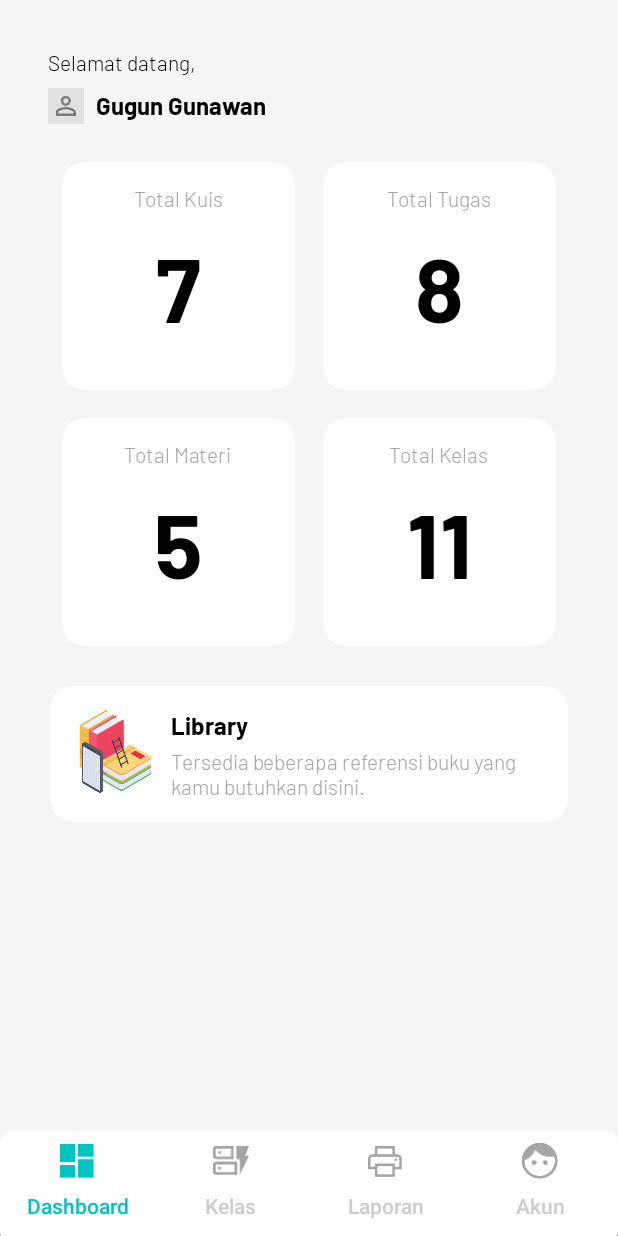
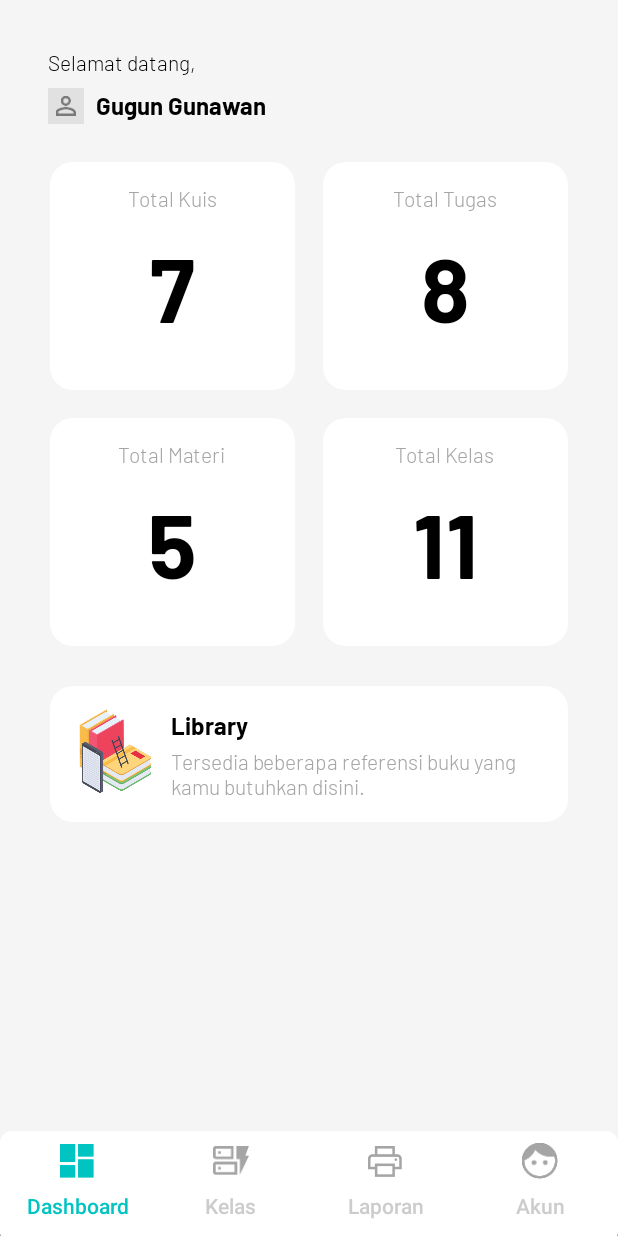
Before and after one commit to cecepfahriazal1997/PenaMob-Android, an Android app: the Home screen opened directly, with no data from a screen before it, on a phone screen of 412 x 824 dp. Run offline under Robolectric (Android 15) with nearby library versions, the phone set to English and light mode, and no system bars; libraries missing offline, so code that uses them is left out: com.koushikdutta.async, com.koushikdutta.ion, com.makeramen.roundedimageview, mehdi.sakout.fancybuttons; plain views replace RoundedImageView; pictures from the network do not load; 5 statements that could not run were skipped.

Commit message:
Update UI/UX dashboard

```diff
--- a/app/src/main/res/layout/fragment_home.xml
+++ b/app/src/main/res/layout/fragment_home.xml
@@ -10,11 +10,12 @@
         android:layout_width="match_parent"
         android:layout_height="wrap_content"
         android:orientation="vertical"
-        android:padding="32dp">
+        android:paddingVertical="32dp">
 
         <RelativeLayout
             android:layout_width="match_parent"
-            android:layout_height="wrap_content">
+            android:layout_height="wrap_content"
+            android:layout_marginHorizontal="32dp">
 
             <TextView
                 android:id="@+id/title"
@@ -57,6 +58,7 @@
             android:id="@+id/list_menu"
             android:layout_width="match_parent"
             android:layout_height="wrap_content"
+            android:layout_marginHorizontal="24dp"
             android:layout_marginTop="16dp"
             android:nestedScrollingEnabled="false" />
 
@@ -64,6 +66,7 @@
             layout="@layout/card_library"
             android:layout_width="match_parent"
             android:layout_height="wrap_content"
+            android:layout_marginHorizontal="32dp"
             android:layout_marginTop="16dp" />
     </LinearLayout>
 </androidx.core.widget.NestedScrollView>
```
